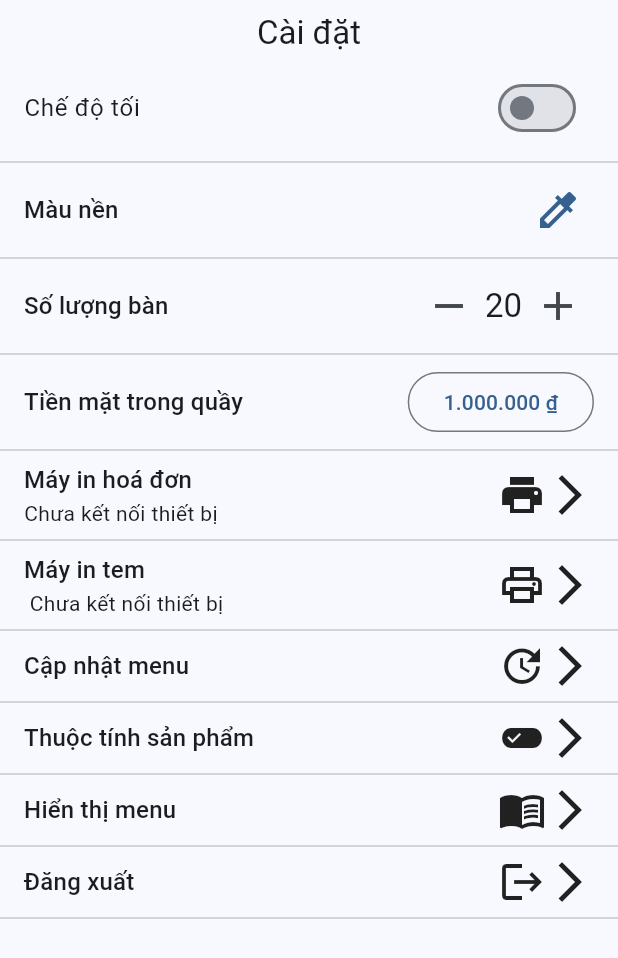
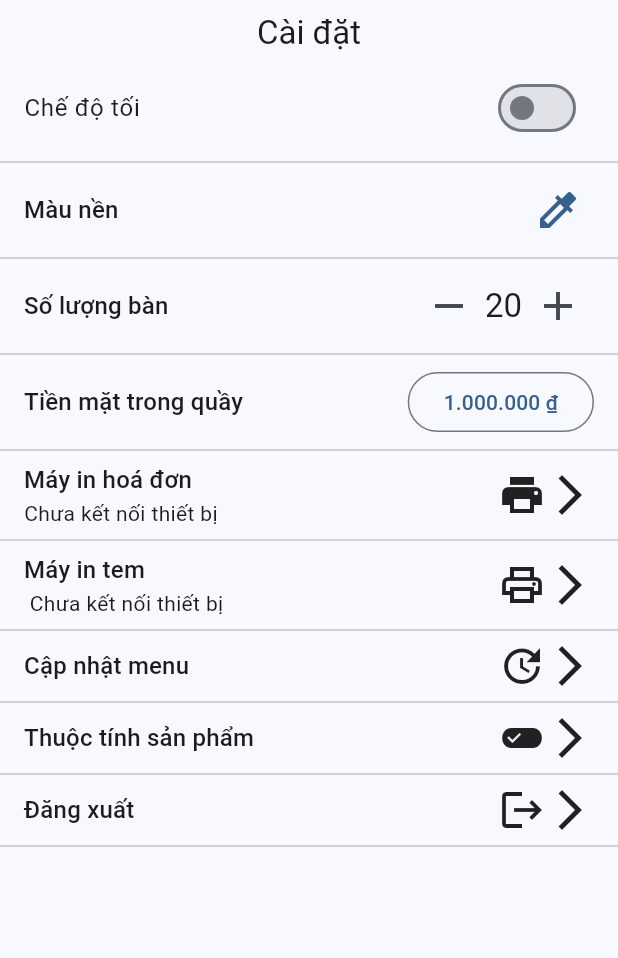
Before and after one commit to Pos-System-Capstone/Pos-System-App, a Flutter app: the SettingsScreen screen opened directly, on a phone screen of 412 x 824 dp. Shown: the top 958 px of the screen. Run offline on Flutter 3.47's test engine with Material 2 defaults, Android fonts, the phone set to English and light mode, and no system bars; our stand-ins replace cached_network_image, dio, get, pdf, pretty_qr_code, printing and 1 more; accounts and stored records are empty.

Commit message:
update for deer cofffe

```diff
--- a/lib/view_model/menu_view_model.dart
+++ b/lib/view_model/menu_view_model.dart
@@ -41,7 +41,7 @@ class MenuViewModel extends BaseViewModel {
       getStore();
       getListSession();
       currentMenu = await menuData?.getMenuOfStore();
-      // Get.find<OrderViewModel>().getListPayment();
+      Get.find<OrderViewModel>().getListPayment();
       await getStore();
       categories = currentMenu?.categories!
           .where((element) => element.type == CategoryTypeEnum.Normal)
--- a/lib/view_model/order_view_model.dart
+++ b/lib/view_model/order_view_model.dart
@@ -222,8 +222,8 @@ class OrderViewModel extends BaseViewModel {
     await showAlertDialog(
         title: "Thanh toán thành công",
         content: "Đơn hàng thanh toán thành công");
-    Duration(seconds: 2);
-    await launchStoreLogo();
+    // Duration(seconds: 2);
+    // await launchStoreLogo();
   }
 
   clearOrder() {
--- a/lib/views/screens/settings/setting.dart
+++ b/lib/views/screens/settings/setting.dart
@@ -129,10 +129,10 @@ class _SettingsScreenState extends State<SettingsScreen> {
                   Divider(
                     thickness: 1,
                   ),
-                  displayMenu(),
-                  Divider(
-                    thickness: 1,
-                  ),
+                  // displayMenu(),
+                  // Divider(
+                  //   thickness: 1,
+                  // ),
                   logoutSetting(),
                   Divider(
                     thickness: 1,
```
